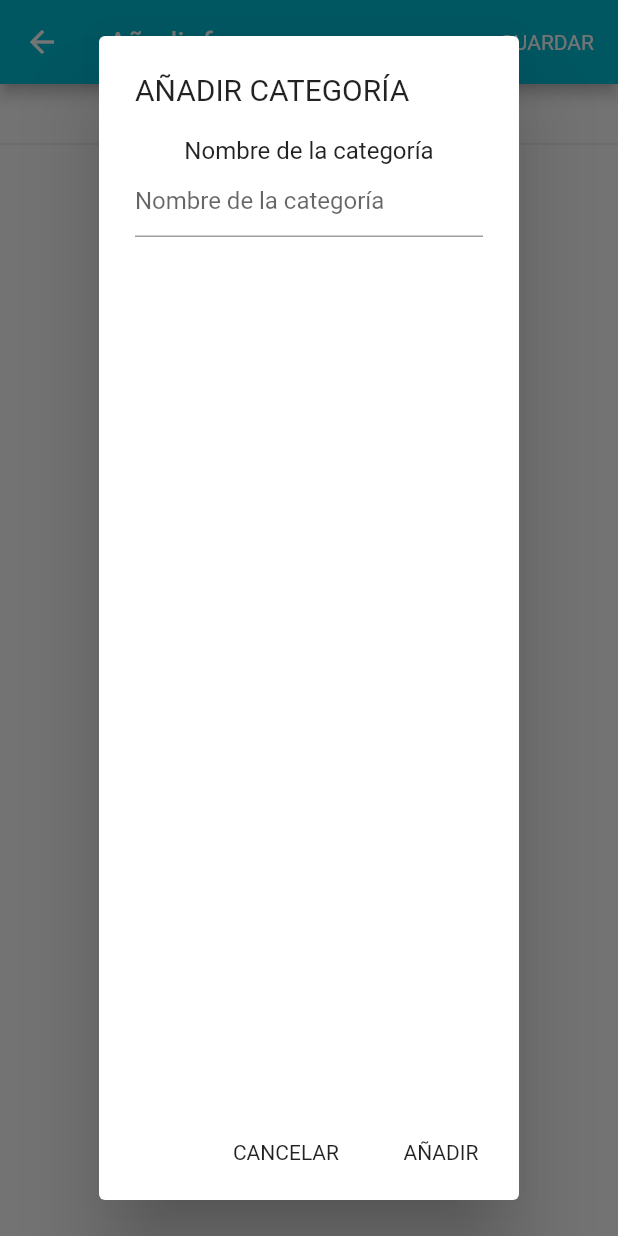
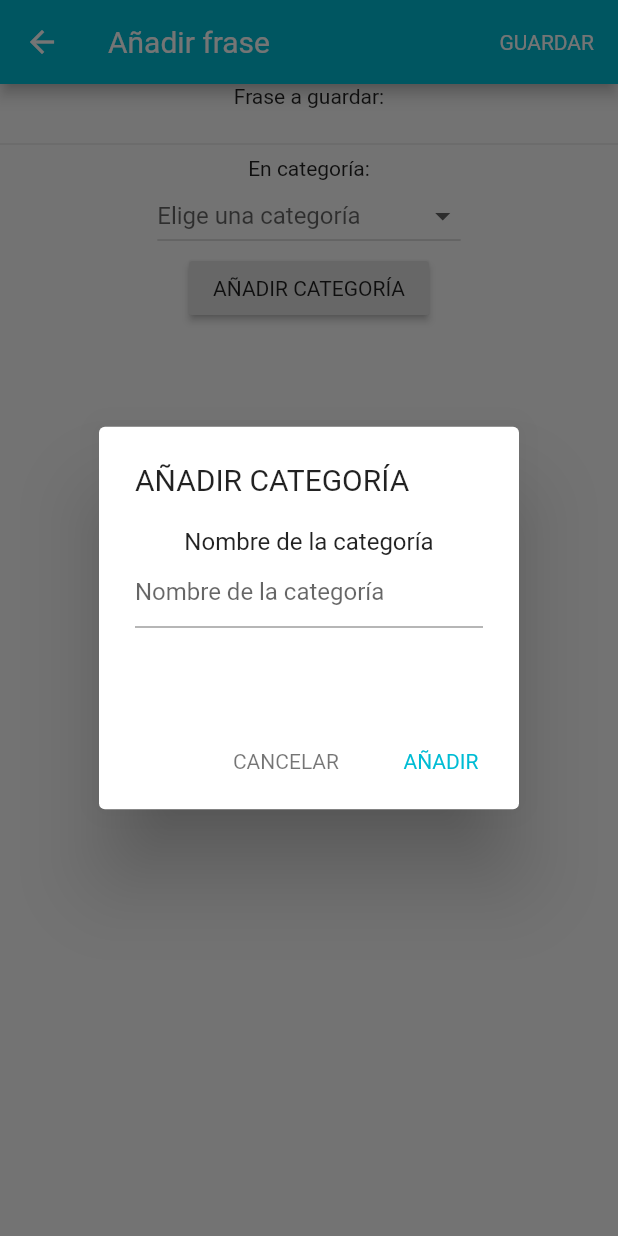
Before and after one commit to redela-investigacion/conversando-flutter, a Flutter app: the SavePhrase screen opened directly, after a tap on "AÑADIR CATEGORÍA", on a phone screen of 412 x 824 dp. Run offline on Flutter 3.47's test engine with Material 2 defaults, Android fonts, the phone set to English and light mode, and no system bars; our stand-ins replace flutter_tts, localstorage.

Commit message:
Make dialog box smaller

```diff
--- a/lib/categoryDialog.dart
+++ b/lib/categoryDialog.dart
@@ -26,7 +26,9 @@ Future _showOneFieldDialog ({context, String dialogTitle, String fieldLabel, Str
     // return object of type Dialog
       return AlertDialog(
         title: new Text(dialogTitle),
-        content: new Column(children: [
+        content: new ConstrainedBox(
+          constraints: new BoxConstraints.expand(height: 100.0),
+          child: new Column(children: [
             new Text(fieldLabel),
             new TextField(
               controller: newCategoryController,
@@ -34,17 +36,20 @@ Future _showOneFieldDialog ({context, String dialogTitle, String fieldLabel, Str
                 hintText: fieldLabel
               ),
             )
-        ]),
+          ])
+        ),
         actions: <Widget>[
           // usually buttons at the bottom of the dialog
           new FlatButton(
             child: new Text("CANCELAR"),
+            textColor: Colors.black54,
             onPressed: () {
               Navigator.pop(context);
             },
           ),
           new FlatButton(
             child: new Text(actionLabel),
+            textColor: Theme.of(context).primaryColor,
             onPressed: () {
               Navigator.pop(context, newCategoryController.text);
             },
```
Lines whose indentation alone changed are shown as unchanged.
